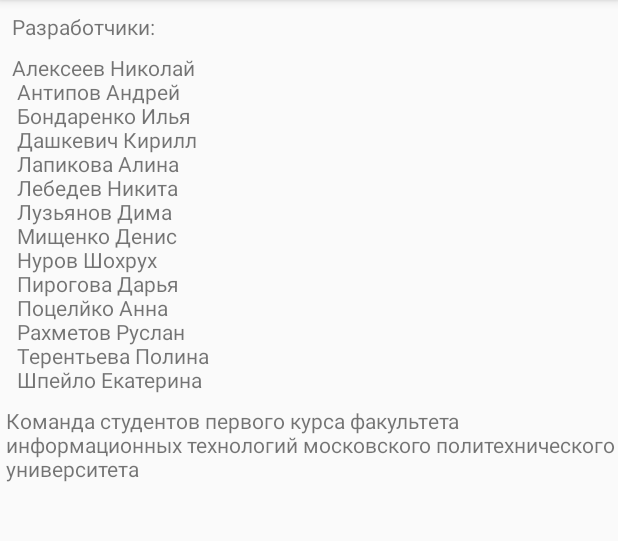
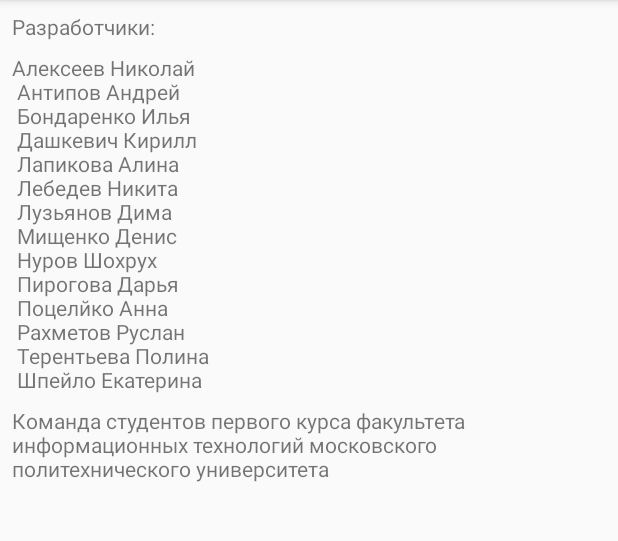
Before and after one commit to pirogovaaaaaa/slovar_polytech, an Android app: the AboutUsActivity screen opened directly, with no data from a screen before it, on a phone screen of 412 x 824 dp, the part 84-625 px from its top. Run offline under Robolectric (Android 15) with nearby library versions, the phone set to English and light mode, and no system bars.

Commit message:
some fix

```diff
--- a/AndroidApp/VocabularyApp/app/src/main/res/layout/activity_about_app.xml
+++ b/AndroidApp/VocabularyApp/app/src/main/res/layout/activity_about_app.xml
@@ -8,7 +8,7 @@
 
     <TextView
         android:id="@+id/textView"
-        android:layout_width="wrap_content"
+        android:layout_width="0dp"
         android:layout_height="wrap_content"
         android:layout_marginStart="8dp"
         android:layout_marginLeft="8dp"
--- a/AndroidApp/VocabularyApp/app/src/main/res/layout/activity_about_us.xml
+++ b/AndroidApp/VocabularyApp/app/src/main/res/layout/activity_about_us.xml
@@ -18,7 +18,7 @@
 
     <TextView
         android:id="@+id/textDevelopersList"
-        android:layout_width="395dp"
+        android:layout_width="0dp"
         android:layout_height="wrap_content"
         android:layout_marginStart="8dp"
         android:layout_marginLeft="8dp"
@@ -29,10 +29,10 @@
 
     <TextView
         android:id="@+id/textTeam"
-        android:layout_width="wrap_content"
+        android:layout_width="0dp"
         android:layout_height="wrap_content"
-        android:layout_marginStart="16dp"
-        android:layout_marginLeft="16dp"
+        android:layout_marginStart="8dp"
+        android:layout_marginLeft="8dp"
         android:layout_marginTop="8dp"
         android:layout_marginEnd="8dp"
         android:layout_marginRight="8dp"
```
